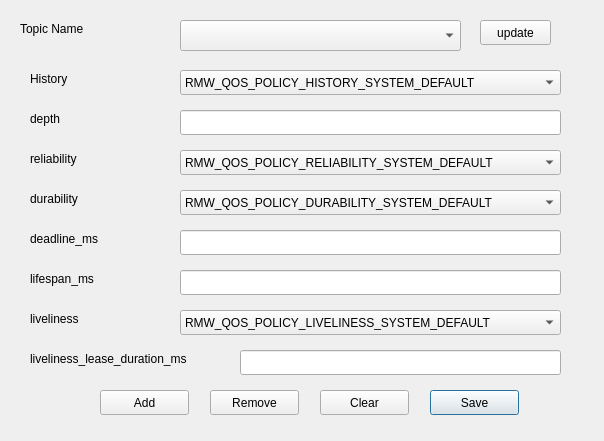
Qt form ws/src/ros_qt_sen/src/qos_device_dialog/qosdevicedialog.ui (cocobird231/RV1-gui) before a commit.
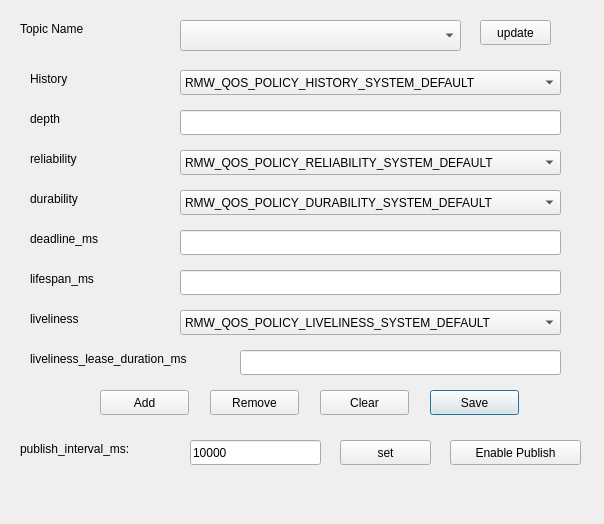
The same form after that commit.

Commit message: gui qos setting

Diff of the .ui file:
```diff
--- a/ws/src/ros_qt_sen/src/qos_device_dialog/qosdevicedialog.ui
+++ b/ws/src/ros_qt_sen/src/qos_device_dialog/qosdevicedialog.ui
@@ -7,7 +7,7 @@
     <x>0</x>
     <y>0</y>
     <width>604</width>
-    <height>441</height>
+    <height>524</height>
    </rect>
   </property>
   <property name="windowTitle">
@@ -370,6 +370,58 @@
     <string>update</string>
    </property>
   </widget>
+  <widget class="QLabel" name="label_10">
+   <property name="geometry">
+    <rect>
+     <x>20</x>
+     <y>440</y>
+     <width>151</width>
+     <height>17</height>
+    </rect>
+   </property>
+   <property name="text">
+    <string>publish_interval_ms:</string>
+   </property>
+  </widget>
+  <widget class="QLineEdit" name="lineEdit_5">
+   <property name="geometry">
+    <rect>
+     <x>190</x>
+     <y>440</y>
+     <width>131</width>
+     <height>25</height>
+    </rect>
+   </property>
+   <property name="text">
+    <string>10000</string>
+   </property>
+  </widget>
+  <widget class="QPushButton" name="pushButton_6">
+   <property name="geometry">
+    <rect>
+     <x>450</x>
+     <y>440</y>
+     <width>131</width>
+     <height>25</height>
+    </rect>
+   </property>
+   <property name="text">
+    <string>Enable Publish</string>
+   </property>
+  </widget>
+  <widget class="QPushButton" name="pushButton_7">
+   <property name="geometry">
+    <rect>
+     <x>340</x>
+     <y>440</y>
+     <width>91</width>
+     <height>25</height>
+    </rect>
+   </property>
+   <property name="text">
+    <string>set</string>
+   </property>
+  </widget>
  </widget>
  <resources/>
  <connections/>
```
The commit also changes 3 other files.
